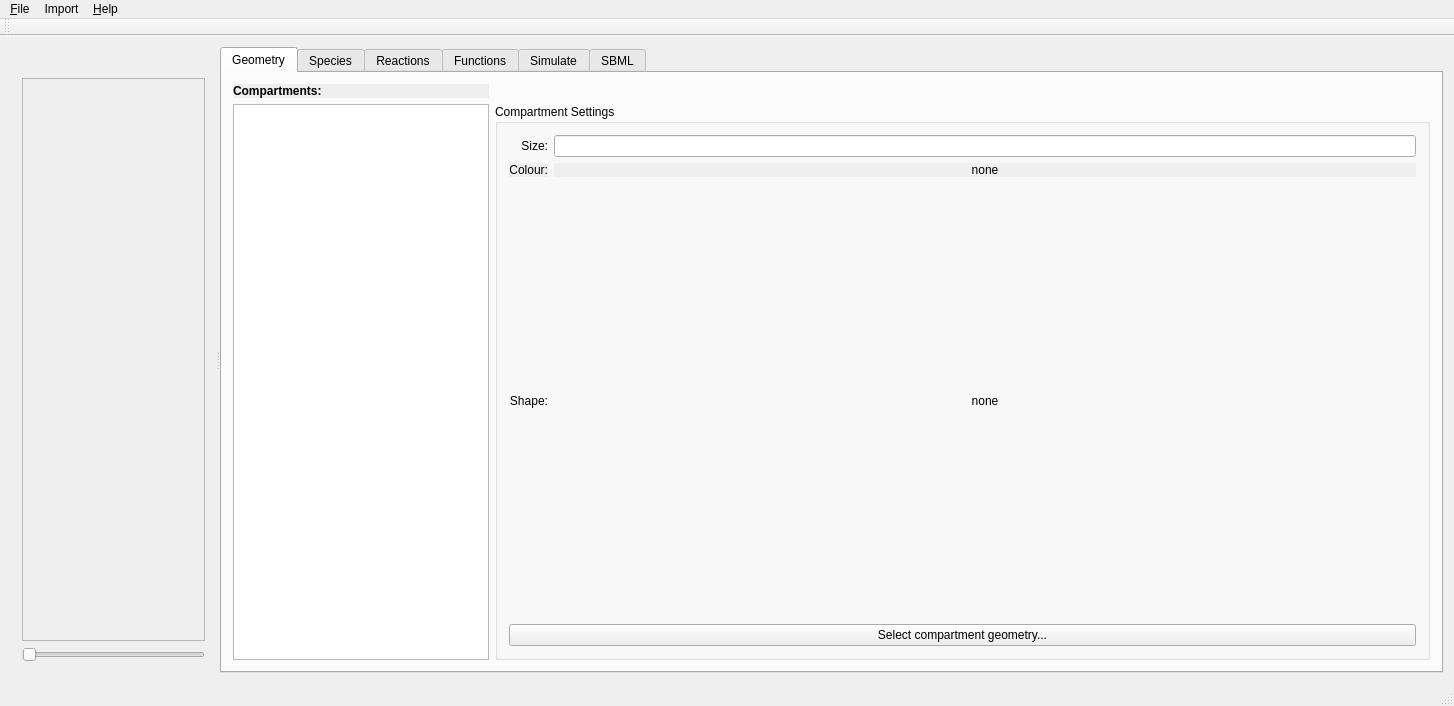
Qt form ui/mainwindow.ui (spatial-model-editor/spatial-model-editor) before a commit.
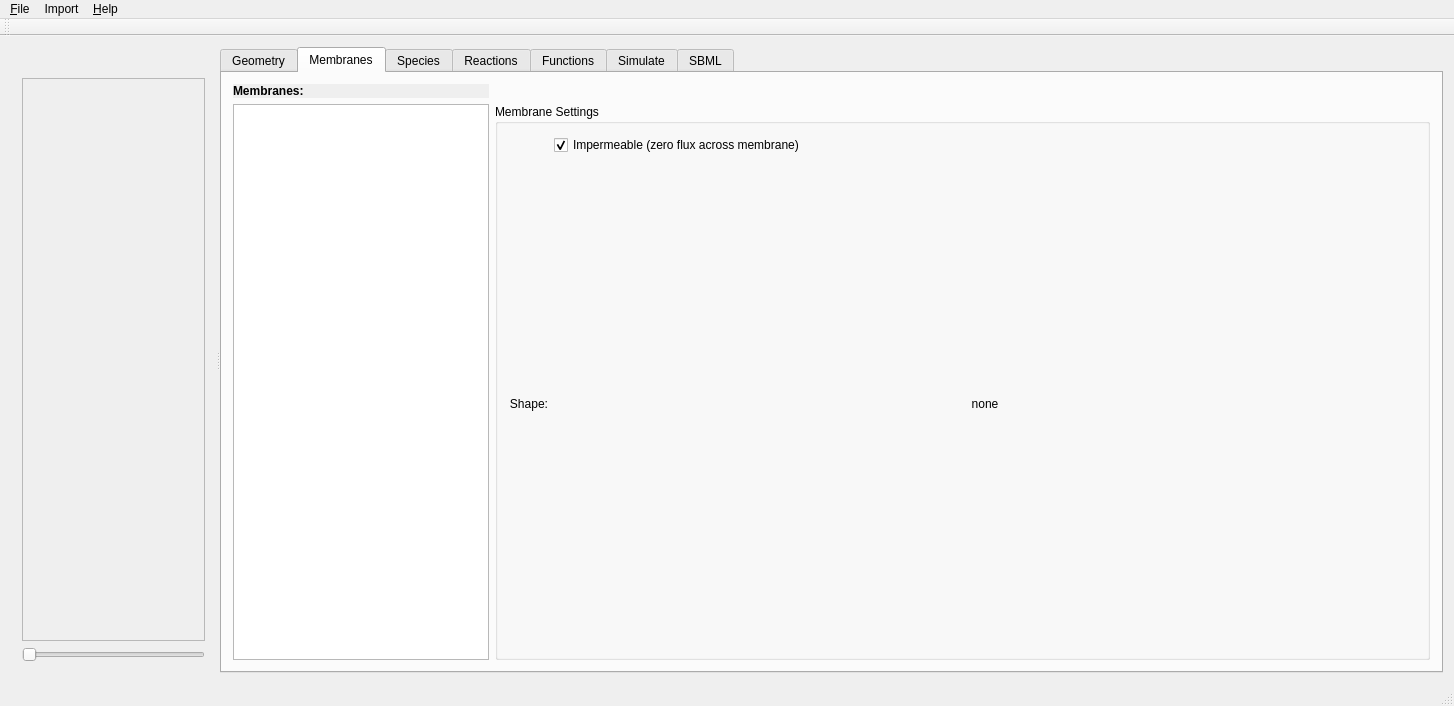
The same form after that commit. Custom widgets are drawn as their Qt base class.

Commit message: add routines to identify membranes between adjacent compartments from image

```diff
--- a/ui/mainwindow.ui
+++ b/ui/mainwindow.ui
@@ -95,7 +95,7 @@
         </sizepolicy>
        </property>
        <property name="currentIndex">
-        <number>0</number>
+        <number>1</number>
        </property>
        <widget class="QWidget" name="tabGeometry">
         <attribute name="title">
@@ -271,6 +271,110 @@
          </item>
         </layout>
        </widget>
+       <widget class="QWidget" name="tab">
+        <attribute name="title">
+         <string>Membranes</string>
+        </attribute>
+        <layout class="QHBoxLayout" name="horizontalLayout_10">
+         <item>
+          <layout class="QGridLayout" name="gridMembranes">
+           <item row="0" column="0">
+            <widget class="QLabel" name="lblMembranes">
+             <property name="sizePolicy">
+              <sizepolicy hsizetype="Preferred" vsizetype="Preferred">
+               <horstretch>0</horstretch>
+               <verstretch>0</verstretch>
+              </sizepolicy>
+             </property>
+             <property name="font">
+              <font>
+               <weight>75</weight>
+               <bold>true</bold>
+              </font>
+             </property>
+             <property name="autoFillBackground">
+              <bool>true</bool>
+             </property>
+             <property name="text">
+              <string>Membranes:</string>
+             </property>
+             <property name="scaledContents">
+              <bool>false</bool>
+             </property>
+             <property name="alignment">
+              <set>Qt::AlignLeading|Qt::AlignLeft|Qt::AlignVCenter</set>
+             </property>
+            </widget>
+           </item>
+           <item row="1" column="0">
+            <widget class="QListWidget" name="listMembranes">
+             <property name="sizePolicy">
+              <sizepolicy hsizetype="Maximum" vsizetype="Expanding">
+               <horstretch>0</horstretch>
+               <verstretch>0</verstretch>
+              </sizepolicy>
+             </property>
+            </widget>
+           </item>
+           <item row="1" column="1">
+            <widget class="QGroupBox" name="grpMembranes">
+             <property name="title">
+              <string>Membrane Settings</string>
+             </property>
+             <layout class="QVBoxLayout" name="verticalLayout_5">
+              <item>
+               <layout class="QGridLayout" name="gridMembranesSettings">
+                <item row="1" column="1">
+                 <widget class="QLabel" name="lblMembraneShape">
+                  <property name="sizePolicy">
+                   <sizepolicy hsizetype="Expanding" vsizetype="Expanding">
+                    <horstretch>0</horstretch>
+                    <verstretch>0</verstretch>
+                   </sizepolicy>
+                  </property>
+                  <property name="text">
+                   <string>none</string>
+                  </property>
+                  <property name="scaledContents">
+                   <bool>true</bool>
+                  </property>
+                  <property name="alignment">
+                   <set>Qt::AlignCenter</set>
+                  </property>
+                 </widget>
+                </item>
+                <item row="0" column="1">
+                 <widget class="QCheckBox" name="chkSpeciesIsConstant_2">
+                  <property name="toolTip">
+                   <string>if &quot;Constant&quot; is checked: the species has a fixed concentration during the simulation</string>
+                  </property>
+                  <property name="text">
+                   <string>Impermeable (zero flux across membrane)</string>
+                  </property>
+                  <property name="checked">
+                   <bool>true</bool>
+                  </property>
+                 </widget>
+                </item>
+                <item row="1" column="0">
+                 <widget class="QLabel" name="lblCompShapeLabel_2">
+                  <property name="text">
+                   <string>Shape:</string>
+                  </property>
+                  <property name="alignment">
+                   <set>Qt::AlignRight|Qt::AlignTrailing|Qt::AlignVCenter</set>
+                  </property>
+                 </widget>
+                </item>
+               </layout>
+              </item>
+             </layout>
+            </widget>
+           </item>
+          </layout>
+         </item>
+        </layout>
+       </widget>
        <widget class="QWidget" name="tabSpecies">
         <attribute name="title">
          <string>Species</string>
```
The commit also changes 4 other files.
